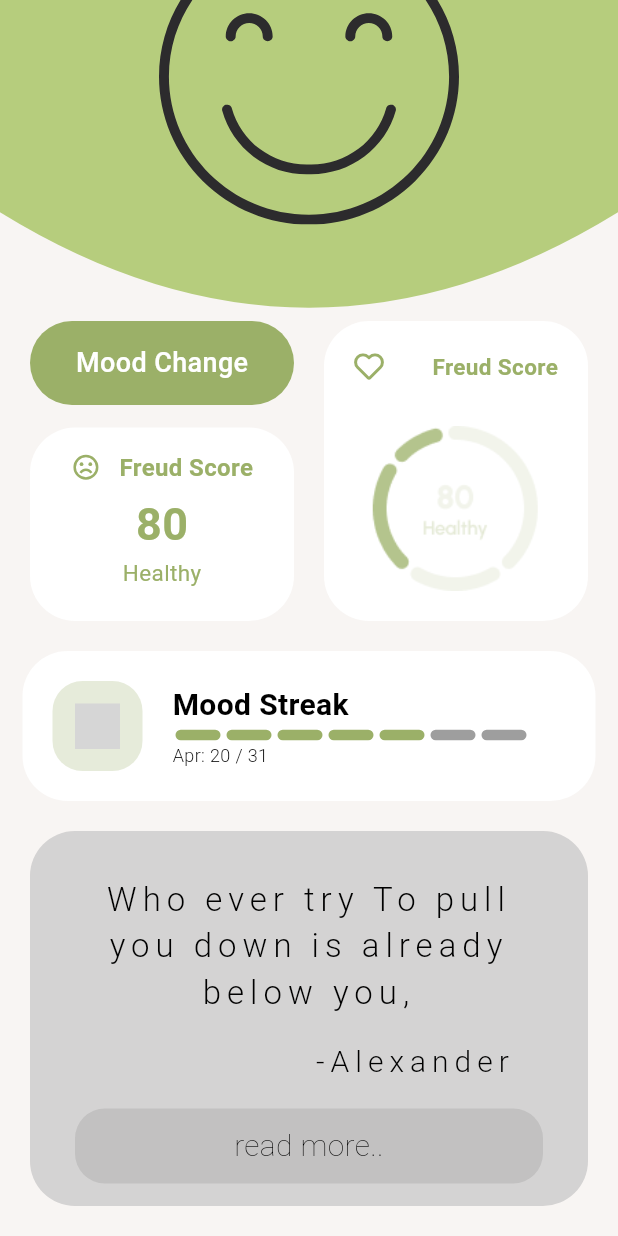
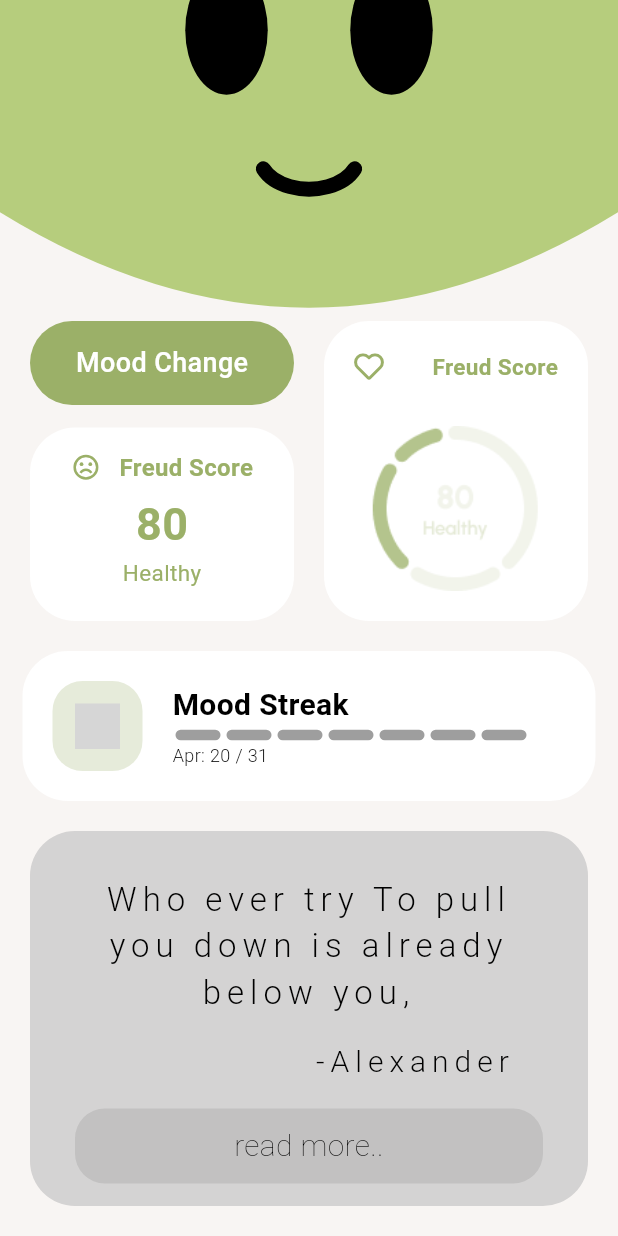
Before and after one commit to Juhail/Moodmate, a Flutter app: the Home screen opened directly, scrolled down 156 dp, on a phone screen of 412 x 824 dp. Run offline on Flutter 3.47's test engine with Material 3 defaults, Android fonts, the phone set to English and light mode, and no system bars; our stand-ins replace flutter_svg, hive, hive_flutter, shared_preferences; accounts and stored records are empty; grey boxes are pictures that could not be loaded.

```diff
--- a/lib/Home.dart
+++ b/lib/Home.dart
@@ -1,10 +1,12 @@
-import 'package:flutter/cupertino.dart';
 import 'package:flutter/material.dart';
-import 'package:flutter/widgets.dart';
 import 'package:flutter_svg/svg.dart';
+import 'package:hive/hive.dart';
+import 'package:intl/intl.dart';
 //import 'package:intl/intl.dart';
 import 'package:moodmate/MoodCalender.dart';
+import 'package:moodmate/animation.dart';
 import 'package:moodmate/homeanimation.dart';
+import 'package:moodmate/animation.dart' as animation;
 import 'package:moodmate/macrad.dart';
 import 'package:moodmate/todaysmood.dart';
 
@@ -12,7 +14,7 @@ class Home extends StatefulWidget {
   @override
   _HomeState createState() => _HomeState();
 }
-final int currentLevel = 5;
+late int currentLevel =0;
 class _HomeState extends State<Home> {
   List<String> activities = [
     'Go for a walk',
@@ -23,6 +25,31 @@ class _HomeState extends State<Home> {
 DateTime now = DateTime.now();
 final PageController pageController = PageController(viewportFraction: 0.95);
   int activePage = 0;
+
+@override
+void initState() {
+  super.initState();
+
+ DateTime now = DateTime.now();
+DateTime startOfWeek = now.subtract(Duration(days: now.weekday - 1)); // Monday
+final moodBox = Hive.box('moods');
+
+
+// Loop from Monday to today, stop streak if missing
+for (int i = 0; i <= now.difference(startOfWeek).inDays; i++) {
+  DateTime day = startOfWeek.add(Duration(days: i));
+  String dateKey = DateFormat('yyyy-MM-dd').format(day);
+
+  if (moodBox.containsKey(dateKey)) {
+    currentLevel++; // Streak continues
+  } else {
+    currentLevel = 0; // Break in streak, reset
+  }
+}
+
+}
+
+
 
 
 bool isActive = true;
@@ -53,14 +80,14 @@ bool isActive = true;
                     fontWeight: FontWeight.bold,
                   ),),
                 ),
-                Center(
-                  child: SvgPicture.asset(
-                    'assets/happyol.svg',
-                    width: 200,
-                    height: 200,
-                  //   fit: BoxFit.cover,
-                  ),
-                ),
+             SizedBox(child: animation.SmileyAnimation(),)              // Center(
+                //   child: Image.asset(
+                //     'assets/smiley.gif',
+                //     width: 300,
+                //     height: 250,
+                //   //   fit: BoxFit.cover,
+                //   ),
+                // ),
 
 
               ],
@@ -177,7 +204,7 @@ bool isActive = true;
                     Navigator.push(
                       context,
                       MaterialPageRoute(
-                        builder: (context) => MoodImprovementCalendar(),
+                        builder: (context) => MoodCalendar(),
                       ),
                     );
                   },
@@ -333,7 +360,8 @@ bool isActive = true;
                         color: Colors.black,
                       ),
                     ),
-                    Container(
+                    GestureDetector(
+                      child: Container(
                         width: 400,
                         height: 50,
                         decoration: BoxDecoration(
@@ -351,6 +379,7 @@ bool isActive = true;
                           ),
                         ),
 
+                      ),
                     ),
                   ],
                 ),
--- a/lib/MoodCalender.dart
+++ b/lib/MoodCalender.dart
@@ -2,12 +2,12 @@ import 'package:flutter/material.dart';
 import 'package:intl/intl.dart';
 import 'package:hive/hive.dart';
 
-class MoodImprovementCalendar extends StatefulWidget {
+class MoodCalendar extends StatefulWidget {
   @override
-  _MoodImprovementCalendarState createState() => _MoodImprovementCalendarState();
+  _MoodCalendarState createState() => _MoodCalendarState();
 }
 
-class _MoodImprovementCalendarState extends State<MoodImprovementCalendar> {
+class _MoodCalendarState extends State<MoodCalendar> {
   DateTime _focusedDate = DateTime.now();
   DateTime? _selectedDate;
   late Box moodBox;
--- /dev/null
+++ b/lib/animation.dart
@@ -0,0 +1,132 @@
+import 'dart:math';
+import 'package:flutter/material.dart';
+import 'dart:math';
+import 'package:flutter/material.dart';
+
+class SmileyAnimation extends StatefulWidget {
+  @override
+  _SmileyAnimationState createState() => _SmileyAnimationState();
+}
+
+class _SmileyAnimationState extends State<SmileyAnimation> with TickerProviderStateMixin {
+  late AnimationController blinkController;
+  late Animation<double> blinkAnimation;
+
+  late AnimationController floatController;
+  late Animation<double> floatAnimation;
+
+  @override
+  void initState() {
+    super.initState();
+
+    // Blink animation
+    blinkController = AnimationController(
+      vsync: this,
+      duration: Duration(milliseconds: 300),
+    );
+    blinkAnimation = Tween<double>(begin: 1.0, end: 0.0).animate(
+      CurvedAnimation(parent: blinkController, curve: Curves.easeInOut),
+    );
+
+    Future.delayed(Duration(seconds: 2), _blinkLoop);
+
+    // Floating up-down animation
+    floatController = AnimationController(
+      vsync: this,
+      duration: Duration(seconds: 2),
+    )..repeat(reverse: true);
+
+    floatAnimation = Tween<double>(begin: -10.0, end: 10.0).animate(
+      CurvedAnimation(parent: floatController, curve: Curves.easeInOut),
+    );
+  }
+
+  void _blinkLoop() async {
+    while (mounted) {
+      await Future.delayed(Duration(seconds: 3 + (DateTime.now().millisecond % 3)));
+      await blinkController.forward();
+      await blinkController.reverse();
+    }
+  }
+
+  @override
+  void dispose() {
+    blinkController.dispose();
+    floatController.dispose();
+    super.dispose();
+  }
+
+  @override
+  Widget build(BuildContext context) {
+    return AnimatedBuilder(
+      animation: floatAnimation,
+      builder: (context, child) {
+        return Transform.translate(
+          offset: Offset(0, floatAnimation.value),
+          child: AnimatedBuilder(
+            animation: blinkAnimation,
+            builder: (context, child) {
+              return CustomPaint(
+                size: Size(220, 200),
+                painter: SmileyPainter(blinkFactor: blinkAnimation.value),
+              );
+            },
+          ),
+        );
+      },
+    );
+  }
+}
+
+
+class SmileyPainter extends CustomPainter {
+  final double blinkFactor;
+
+  SmileyPainter({required this.blinkFactor});
+
+  @override
+  void paint(Canvas canvas, Size size) {
+    final eyePaint = Paint()..color = Colors.black;
+
+    // Slightly bigger and wider eyes
+    final eyeWidth = size.width * 0.25;
+    final eyeHeight = size.height * 0.43 * blinkFactor;
+    final eyeYOffset = size.height * 0.3;
+
+    final leftEyeCenter = Offset(size.width * 0.25, eyeYOffset);
+    final rightEyeCenter = Offset(size.width * 0.75, eyeYOffset);
+
+    canvas.drawOval(
+      Rect.fromCenter(center: leftEyeCenter, width: eyeWidth, height: eyeHeight),
+      eyePaint,
+    );
+    canvas.drawOval(
+      Rect.fromCenter(center: rightEyeCenter, width: eyeWidth, height: eyeHeight),
+      eyePaint,
+    );
+
+    // Refined smile: deeper arc, less thick, more pleasant
+    final smilePaint = Paint()
+      ..color = Colors.black
+      ..strokeWidth = size.width * 0.045
+      ..style = PaintingStyle.stroke
+      ..strokeCap = StrokeCap.round;
+
+    final smileWidth = size.width * 0.3;
+    final smileHeight = size.height * 0.22;
+
+    final smileRect = Rect.fromCenter(
+      center: Offset(size.width / 2, size.height * 0.72),
+      width: smileWidth,
+      height: smileHeight,
+    );
+
+    // Deeper arc (pi / 8 to 7pi / 8)
+    canvas.drawArc(smileRect, pi / 8, pi * 6 / 8, false, smilePaint);
+  }
+
+  @override
+  bool shouldRepaint(covariant SmileyPainter oldDelegate) {
+    return blinkFactor != oldDelegate.blinkFactor;
+  }
+}
--- a/lib/homeanimation.dart
+++ b/lib/homeanimation.dart
@@ -1,11 +1,11 @@
-import 'package:flutter/cupertino.dart';
 import 'package:flutter/material.dart';
-import 'package:flutter/widgets.dart';
+
+
+
+
 class AnimatedWavyHeader extends StatefulWidget {
   final Widget child;
-
   const AnimatedWavyHeader({super.key, required this.child});
-
   @override
   _AnimatedWavyHeaderState createState() => _AnimatedWavyHeaderState();
 }
@@ -46,7 +46,6 @@ class _AnimatedWavyHeaderState extends State<AnimatedWavyHeader>
           child: ClipPath(
             clipper: GreenContainerClipper(),
             child: Container(
-
               width: double.infinity,
               height: 350,
               child: widget.child,
@@ -57,9 +56,9 @@ class _AnimatedWavyHeaderState extends State<AnimatedWavyHeader>
     );
   }
 }
+
 class WavyPainter extends CustomPainter {
   final double offset;
-
   WavyPainter({required this.offset});
 
   @override
@@ -72,7 +71,7 @@ class WavyPainter extends CustomPainter {
     path.lineTo(0, size.height * 0.85);
 
     path.quadraticBezierTo(
-      size.width /2,
+      size.width / 2,
       size.height * 1.15 + offset,
       size.width,
       size.height * 0.85,
@@ -94,20 +93,18 @@ class GreenContainerClipper extends CustomClipper<Path> {
   @override
   Path getClip(Size size) {
     Path path = Path();
-    path.lineTo(0, size.height * 0.85); // Left curve start
+    path.lineTo(0, size.height * 0.85);
     path.quadraticBezierTo(
       size.width / 2,
       size.height * 1.15,
       size.width,
       size.height * 0.85,
-    ); // Bottom curve
+    );
     path.lineTo(size.width, 0);
     path.close();
     return path;
   }
 
   @override
-  bool shouldReclip(covariant CustomClipper<Path> oldClipper) {
-    return false;
-  }
+  bool shouldReclip(covariant CustomClipper<Path> oldClipper) => false;
 }
```
Also changed, not shown: 4 other files. Lines whose indentation alone changed are shown as unchanged.
